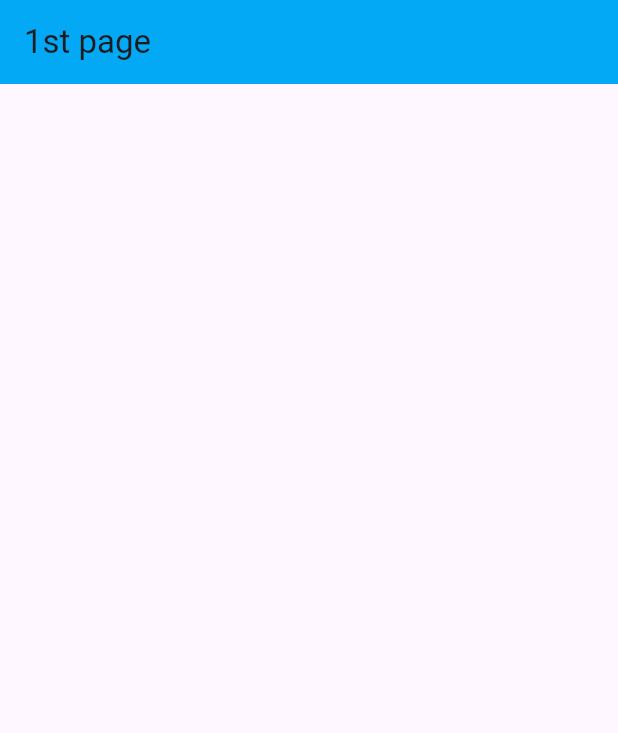
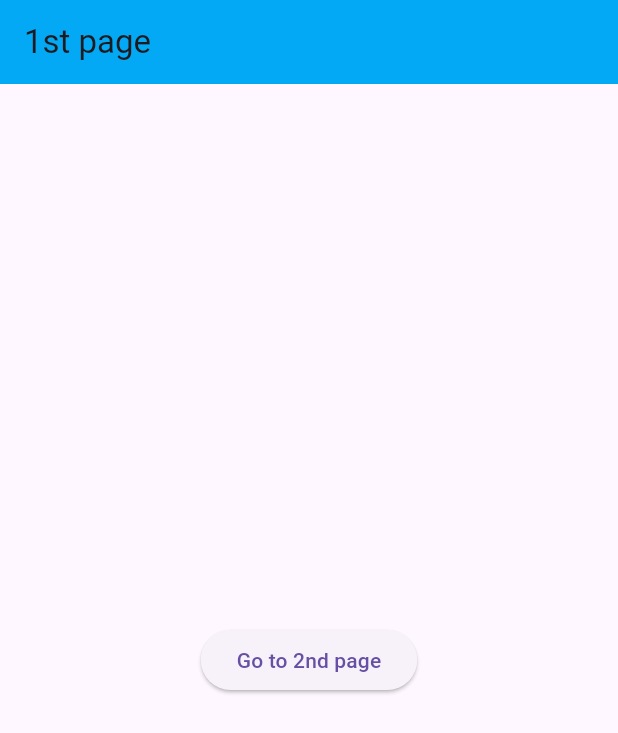
Before and after one commit to umangawije/flutter_basics, a Flutter app: the screen it shows after launch, on a phone screen of 412 x 824 dp. Shown: the top 733 px of the screen. Run offline on Flutter 3.47's test engine with Material 3 defaults, Android fonts, the phone set to English and light mode, and no system bars.

```diff
--- a/lib/main.dart
+++ b/lib/main.dart
@@ -1,5 +1,6 @@
 import 'package:flutter/material.dart';
 import 'package:flutter_basics/pages/first_page.dart';
+import 'package:flutter_basics/pages/second_page.dart';
 
 void main() {
   runApp(const MyApp());
@@ -10,6 +11,13 @@ class MyApp extends StatelessWidget {
 
   @override
   Widget build(BuildContext context) {
-    return MaterialApp(debugShowCheckedModeBanner: false, home: FirstPage());
+    return MaterialApp(
+      debugShowCheckedModeBanner: false,
+      home: FirstPage(),
+      routes: {
+        '/secondpage': (context) => SecondPage(),
+        '/firstpage': (context) => FirstPage(),
+      },
+    );
   }
 }
--- a/lib/pages/first_page.dart
+++ b/lib/pages/first_page.dart
@@ -1,4 +1,5 @@
 import 'package:flutter/material.dart';
+import 'package:flutter_basics/pages/second_page.dart';
 
 class FirstPage extends StatelessWidget {
   const FirstPage({super.key});
@@ -10,6 +11,14 @@ class FirstPage extends StatelessWidget {
         title: Text("1st page"),
         backgroundColor: Colors.lightBlue,
       ),
+      body: Center(
+        child: ElevatedButton(
+          child: Text("Go to 2nd page"),
+          onPressed: () {
+            Navigator.pushNamed(context, '/secondpage');
+          },
+        ),
+      ),
     );
   }
 }
```
Also changed, not shown: lib/pages/second_page.dart (+15 -1 lines).
